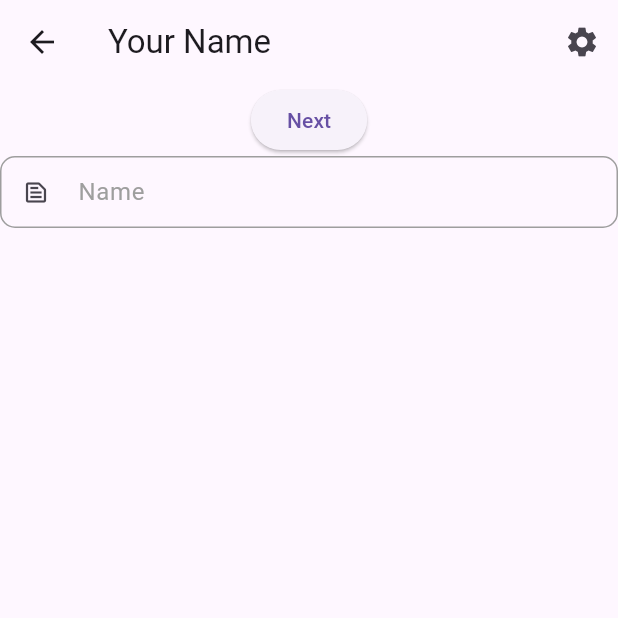
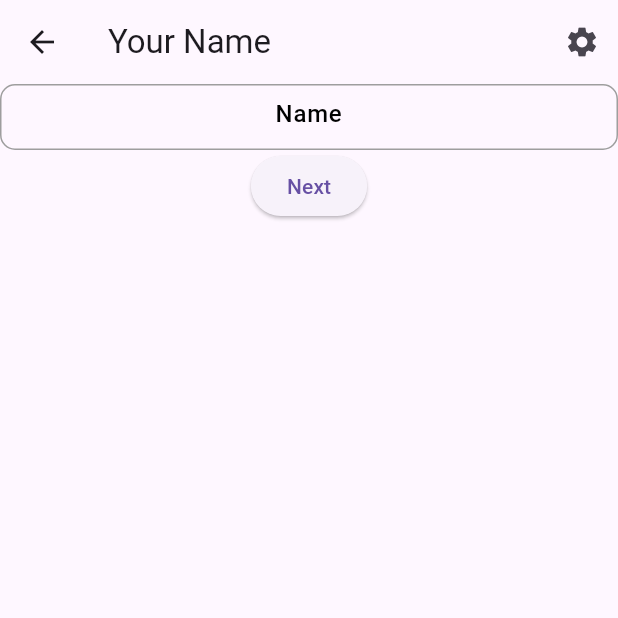
Before and after one commit to tina25n/BeLoved, a Flutter app: the NamePage screen opened by its route, on a phone screen of 412 x 824 dp, the top half of it. Run offline on Flutter 3.47's test engine with Material 3 defaults, Android fonts, the light colour scheme and no system bars; generated files the repository leaves out were written again.

Commit message:
Format the text field into the designed style.

```diff
--- a/beloved_flutter_app/lib/src/onboarding_process/name.dart
+++ b/beloved_flutter_app/lib/src/onboarding_process/name.dart
@@ -3,7 +3,7 @@ import 'package:flutter/material.dart';
 import 'basic_details.dart';
 import '../widgets/top_bar.dart';
 import '../widgets/next_button.dart';
-import '../widgets/textbox.dart';
+import '../widgets/text_field.dart';
 class NamePage extends StatelessWidget {
   const NamePage({
     super.key,
@@ -19,6 +19,10 @@ class NamePage extends StatelessWidget {
           topText: 'Your Name'),
       body: ListView(
           children:[
+            CustomTextField(
+                controller: TextEditingController(),
+                hint: "Name",
+                inputType: TextInputType.name),
             NextButton(
               buttonText: 'Next',
               onPressed: () {
@@ -27,11 +31,6 @@ class NamePage extends StatelessWidget {
                     context, BasicDetailsPage.routeName);
               },
             ),
-            CustomTextField(
-                controller: TextEditingController(),
-                name: "Name",
-                prefixIcon: Icons.text_snippet_outlined,
-                inputType: TextInputType.name)
           ]
       ),
     );
--- a/beloved_flutter_app/lib/src/widgets/textbox.dart
+++ b/beloved_flutter_app/lib/src/widgets/text_field.dart
@@ -2,8 +2,7 @@ import 'package:flutter/material.dart';
 
 class CustomTextField extends StatelessWidget {
   final TextEditingController controller;
-  final String name;
-  final IconData prefixIcon;
+  final String hint;
   final bool obscureText;
   final TextCapitalization textCapitalization;
   final TextInputType inputType;
@@ -11,8 +10,7 @@ class CustomTextField extends StatelessWidget {
   const CustomTextField({
     Key? key,
     required this.controller,
-    required this.name,
-    required this.prefixIcon,
+    required this.hint,
     this.obscureText = false,
     this.textCapitalization = TextCapitalization.none,
     required this.inputType,
@@ -20,8 +18,9 @@ class CustomTextField extends StatelessWidget {
 
   @override
   Widget build(BuildContext context) {
-    return Container(
-      margin: const EdgeInsets.only(bottom: 15),
+    return Container( // container determines the shape of the text field.
+      // margin: const EdgeInsets.only(bottom: 14),
+      height: 44,
       child: TextField(
         enabled: true,
         controller: controller,
@@ -30,18 +29,22 @@ class CustomTextField extends StatelessWidget {
         maxLines: 1,
         obscureText: obscureText,
         keyboardType: inputType,
-        textAlign: TextAlign.start,
+        textAlign: TextAlign.center,
         style: const TextStyle(
           color: Colors.black,
           fontSize: 16,
           fontWeight:FontWeight.w500, //half bold
         ),
         decoration: InputDecoration(
-          prefixIcon: Icon(prefixIcon),
           isDense: true,
-          labelText: name,
+          hintText: hint, //
           counterText: "",
-          labelStyle: const TextStyle(color: Colors.grey),
+          hintStyle: const TextStyle(
+            color: Colors.black, // Set the color for the hint text
+            fontSize: 16,
+            fontWeight: FontWeight.w500// Set the size for the hint text
+          ),
+          contentPadding: const EdgeInsets.symmetric(vertical: 14),
           border: const OutlineInputBorder(
             borderSide: BorderSide(color:Colors.grey,
                 width: 1.0),
```
